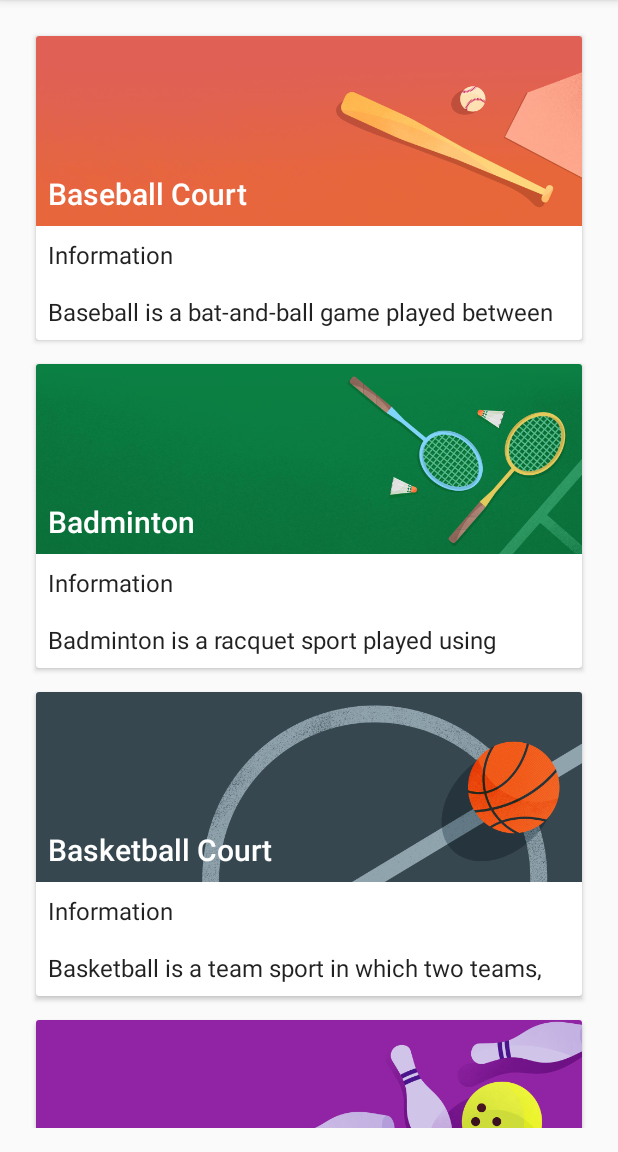
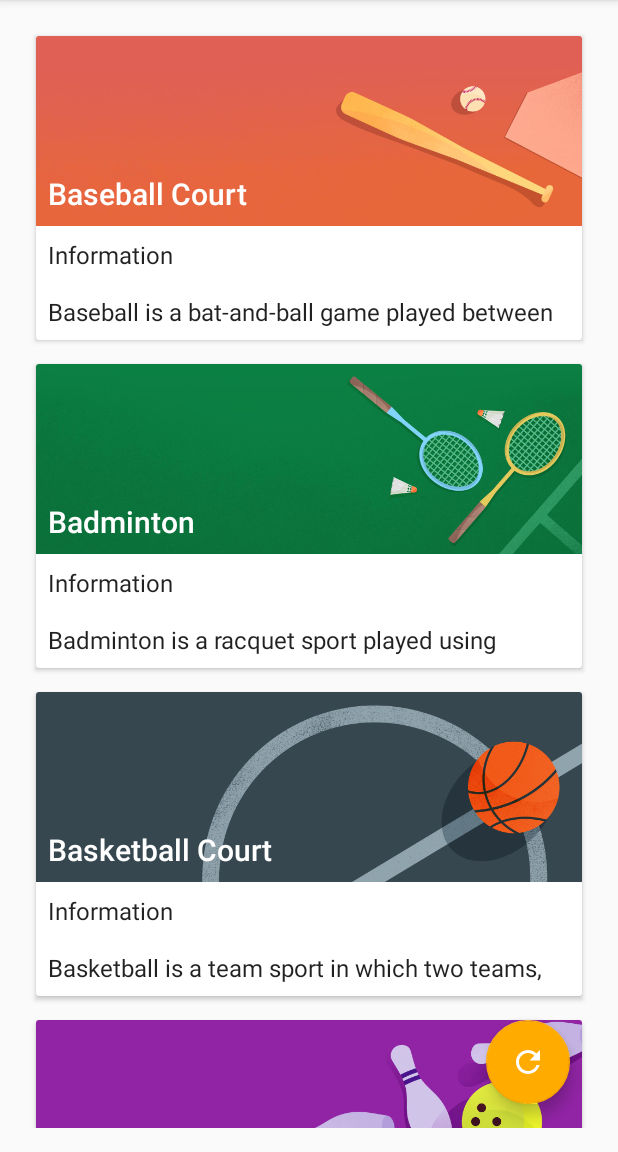
Before and after one commit to Ashwani8/Campusonphone, an Android app: the screen it shows after launch (MainActivity), on a phone screen of 412 x 824 dp, the part 84-1236 px from its top. Run offline under Robolectric (Android 15) with nearby library versions, the phone set to English and light mode, and no system bars.

Commit message:
Add FAB to reset the places list

```diff
--- a/app/build.gradle
+++ b/app/build.gradle
@@ -23,6 +23,7 @@ dependencies {
     implementation 'com.android.support:appcompat-v7:28.0.0'
     implementation 'com.android.support:recyclerview-v7:28.0.0'
     implementation 'com.android.support:cardview-v7:28.0.0'
+    implementation 'com.android.support:design:28.0.0'
     implementation 'com.github.bumptech.glide:glide:3.7.0'
     implementation 'com.android.support.constraint:constraint-layout:1.1.3'
     testImplementation 'junit:junit:4.12'
--- a/app/src/main/java/com/example/admin/campusonphone/MainActivity.java
+++ b/app/src/main/java/com/example/admin/campusonphone/MainActivity.java
@@ -6,6 +6,7 @@ import android.os.Bundle;
 import android.support.v7.widget.LinearLayoutManager;
 import android.support.v7.widget.RecyclerView;
 import android.support.v7.widget.helper.ItemTouchHelper;
+import android.view.View;
 
 import java.util.ArrayList;
 import java.util.Collections;
@@ -101,5 +102,11 @@ public class MainActivity extends AppCompatActivity {
                     placeImageResources.getResourceId(i,0)));
         }
         placeImageResources.recycle();
+        // Notify the adapter of the change.
+        mAdapter.notifyDataSetChanged();
     }
+    // FAB we are just using onClick method to reset data
+    public void resetPlaces(View view) {
+        initializeData();
+            }
 }
--- /dev/null
+++ b/app/src/main/res/drawable/ic_reset.xml
@@ -0,0 +1,9 @@
+<vector xmlns:android="http://schemas.android.com/apk/res/android"
+        android:width="24dp"
+        android:height="24dp"
+        android:viewportWidth="24.0"
+        android:viewportHeight="24.0">
+    <path
+        android:fillColor="#FF000000"
+        android:pathData="M17.65,6.35C16.2,4.9 14.21,4 12,4c-4.42,0 -7.99,3.58 -7.99,8s3.57,8 7.99,8c3.73,0 6.84,-2.55 7.73,-6h-2.08c-0.82,2.33 -3.04,4 -5.65,4 -3.31,0 -6,-2.69 -6,-6s2.69,-6 6,-6c1.66,0 3.14,0.69 4.22,1.78L13,11h7V4l-2.35,2.35z"/>
+</vector>
--- a/app/src/main/res/layout/activity_main.xml
+++ b/app/src/main/res/layout/activity_main.xml
@@ -12,5 +12,14 @@
     android:layout_height="match_parent">
 
 </android.support.v7.widget.RecyclerView>
-
+    <android.support.design.widget.FloatingActionButton
+        android:layout_width="wrap_content"
+        android:layout_height="wrap_content"
+        android:layout_alignParentBottom="true"
+        android:layout_alignParentRight="true"
+        android:layout_alignParentEnd="true"
+        android:layout_margin="16dp"
+        android:src="@drawable/ic_reset"
+        android:tint="@android:color/white"
+        android:onClick="resetPlaces"/>
 </RelativeLayout>
```
